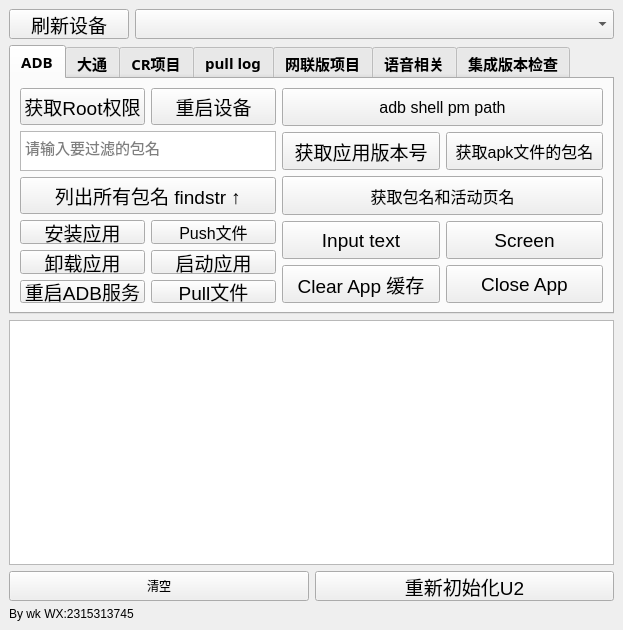
This is adbtool.ui in wangke956/ADBTools as Qt 5 draws it before an edit. The edited form follows.
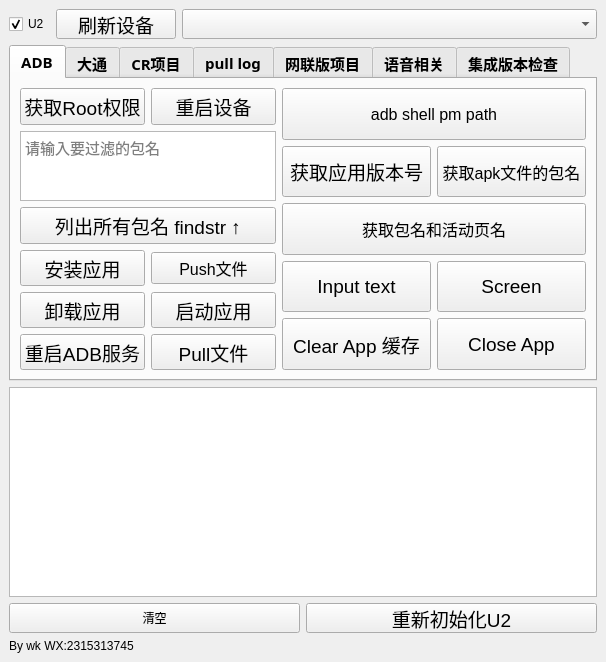
This is the edited form.

The edit to the form file:
```diff
--- a/adbtool.ui
+++ b/adbtool.ui
@@ -7,8 +7,8 @@
    <rect>
     <x>0</x>
     <y>0</y>
-    <width>623</width>
-    <height>630</height>
+    <width>606</width>
+    <height>662</height>
    </rect>
   </property>
   <property name="sizePolicy">
@@ -64,12 +64,40 @@
      <verstretch>1</verstretch>
     </sizepolicy>
    </property>
-   <layout class="QGridLayout" name="gridLayout_6">
-    <item row="0" column="0">
-     <layout class="QVBoxLayout" name="verticalLayout_6">
+   <layout class="QFormLayout" name="formLayout_5">
+    <item row="0" column="0" colspan="2">
+     <layout class="QVBoxLayout" name="verticalLayout_7">
       <item>
-       <layout class="QFormLayout" name="formLayout_8">
-        <item row="0" column="0">
+       <layout class="QHBoxLayout" name="horizontalLayout_3">
+        <item>
+         <widget class="QCheckBox" name="modeSwitchCheckBox">
+          <property name="sizePolicy">
+           <sizepolicy hsizetype="Fixed" vsizetype="Fixed">
+            <horstretch>0</horstretch>
+            <verstretch>0</verstretch>
+           </sizepolicy>
+          </property>
+          <property name="minimumSize">
+           <size>
+            <width>30</width>
+            <height>30</height>
+           </size>
+          </property>
+          <property name="maximumSize">
+           <size>
+            <width>50</width>
+            <height>50</height>
+           </size>
+          </property>
+          <property name="text">
+           <string>U2</string>
+          </property>
+          <property name="checked">
+           <bool>true</bool>
+          </property>
+         </widget>
+        </item>
+        <item>
          <widget class="QPushButton" name="RefreshButton">
           <property name="sizePolicy">
            <sizepolicy hsizetype="Preferred" vsizetype="Fixed">
@@ -100,7 +128,7 @@
           </property>
          </widget>
         </item>
-        <item row="0" column="1">
+        <item>
          <widget class="QComboBox" name="ComboxButton">
           <property name="sizePolicy">
            <sizepolicy hsizetype="Expanding" vsizetype="Fixed">
@@ -175,10 +203,10 @@
           <item row="0" column="0" colspan="2">
            <layout class="QFormLayout" name="formLayout_10">
             <item row="0" column="0">
-             <layout class="QVBoxLayout" name="verticalLayout_3">
-              <item>
                <layout class="QGridLayout" name="gridLayout_3">
                 <item row="0" column="0">
+               <layout class="QHBoxLayout" name="horizontalLayout_4">
+                <item>
                  <widget class="QPushButton" name="adb_root_button">
                   <property name="enabled">
                    <bool>true</bool>
@@ -198,7 +226,7 @@
                   <property name="maximumSize">
                    <size>
                     <width>16777215</width>
-                    <height>60</height>
+                    <height>16777215</height>
                    </size>
                   </property>
                   <property name="baseSize">
@@ -216,9 +244,12 @@
                   <property name="text">
                    <string>获取Root权限</string>
                   </property>
+                  <property name="autoRepeatInterval">
+                   <number>100</number>
+                  </property>
                  </widget>
                 </item>
-                <item row="0" column="1">
+                <item>
                  <widget class="QPushButton" name="button_reboot">
                   <property name="sizePolicy">
                    <sizepolicy hsizetype="Expanding" vsizetype="Maximum">
@@ -254,7 +285,7 @@
                 </item>
                </layout>
               </item>
-              <item>
+              <item row="1" column="0">
                <layout class="QVBoxLayout" name="verticalLayout_5">
                 <item>
                  <widget class="QTextEdit" name="Findstr">
@@ -273,7 +304,7 @@
                   <property name="maximumSize">
                    <size>
                     <width>16777215</width>
-                    <height>60</height>
+                    <height>80</height>
                    </size>
                   </property>
                   <property name="font">
@@ -330,7 +361,7 @@
                 </item>
                </layout>
               </item>
-              <item>
+              <item row="2" column="0">
                <layout class="QGridLayout" name="gridLayout">
                 <item row="0" column="0">
                  <widget class="QPushButton" name="adb_install_button">
@@ -1565,12 +1596,8 @@
         </widget>
        </widget>
       </item>
-     </layout>
-    </item>
-    <item row="1" column="0">
-     <layout class="QVBoxLayout" name="verticalLayout_8">
       <item>
-       <layout class="QVBoxLayout" name="verticalLayout_7">
+       <layout class="QVBoxLayout" name="verticalLayout_6">
         <item>
          <widget class="QTextBrowser" name="textBrowser">
           <property name="enabled">
@@ -1585,19 +1612,19 @@
           <property name="minimumSize">
            <size>
             <width>0</width>
-            <height>245</height>
+            <height>210</height>
            </size>
           </property>
           <property name="maximumSize">
            <size>
             <width>16777215</width>
-            <height>900</height>
+            <height>800</height>
            </size>
           </property>
           <property name="font">
            <font>
             <family>Franklin Gothic Medium</family>
-            <pointsize>12</pointsize>
+            <pointsize>10</pointsize>
            </font>
           </property>
           <property name="acceptDrops">
@@ -1674,8 +1701,6 @@
           </item>
          </layout>
         </item>
-       </layout>
-      </item>
       <item>
        <widget class="QLabel" name="label">
         <property name="sizePolicy">
@@ -1694,6 +1719,8 @@
          <string>By wk WX:2315313745</string>
         </property>
        </widget>
+        </item>
+       </layout>
       </item>
      </layout>
     </item>
```
Lines whose indentation alone changed are shown as unchanged.
